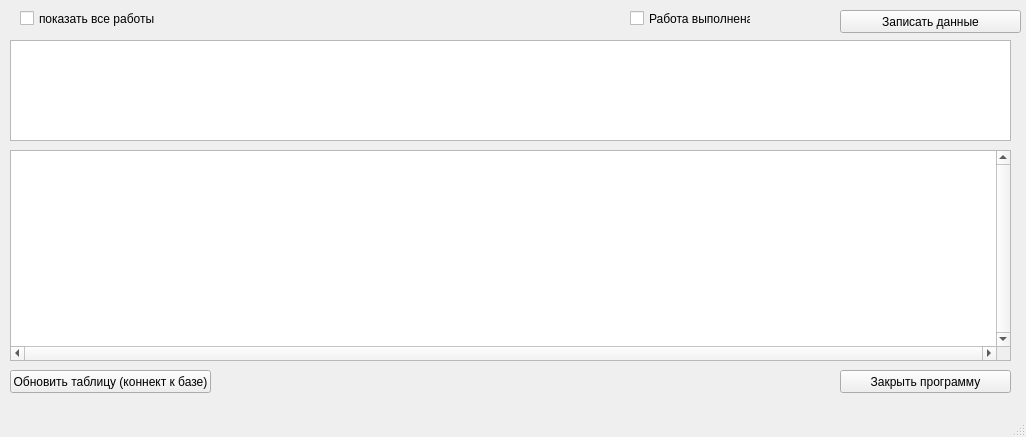
Old version of the form solutions/pyqt5.ui in the repository petro-ew/test1.
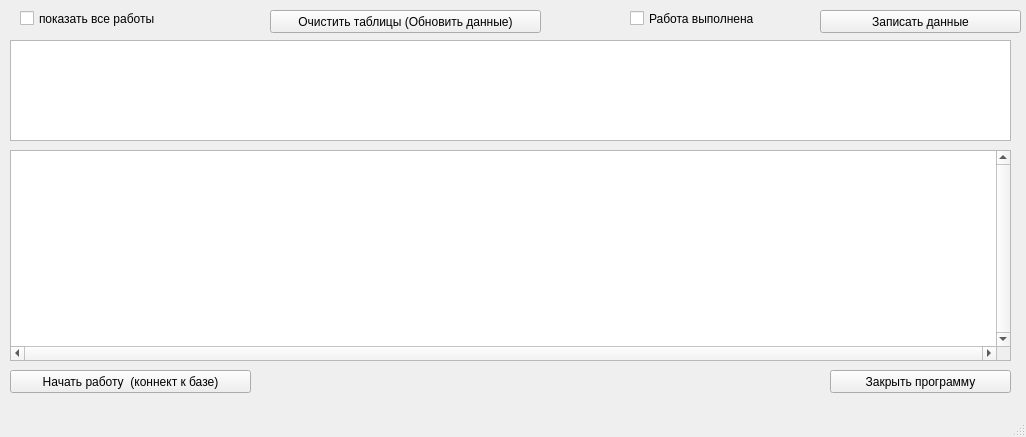
New version of the form.

Commit message: comment newsdfsdf

Patch:
```diff
--- a/solutions/pyqt5.ui
+++ b/solutions/pyqt5.ui
@@ -41,7 +41,7 @@
      <rect>
       <x>20</x>
       <y>10</y>
-      <width>141</width>
+      <width>171</width>
       <height>17</height>
      </rect>
     </property>
@@ -54,20 +54,20 @@
      <rect>
       <x>10</x>
       <y>370</y>
-      <width>201</width>
+      <width>241</width>
       <height>23</height>
      </rect>
     </property>
     <property name="text">
-     <string>Обновить таблицу (коннект к базе)</string>
+     <string>Начать работу  (коннект к базе)</string>
     </property>
    </widget>
    <widget class="QPushButton" name="pushButton_exit">
     <property name="geometry">
      <rect>
-      <x>840</x>
+      <x>830</x>
       <y>370</y>
-      <width>171</width>
+      <width>181</width>
       <height>23</height>
      </rect>
     </property>
@@ -78,9 +78,9 @@
    <widget class="QPushButton" name="pushButton_update">
     <property name="geometry">
      <rect>
-      <x>840</x>
+      <x>820</x>
       <y>10</y>
-      <width>181</width>
+      <width>201</width>
       <height>23</height>
      </rect>
     </property>
@@ -93,7 +93,7 @@
      <rect>
       <x>630</x>
       <y>10</y>
-      <width>121</width>
+      <width>141</width>
       <height>17</height>
      </rect>
     </property>
@@ -111,6 +111,19 @@
      </rect>
     </property>
    </widget>
+   <widget class="QPushButton" name="pushButton_clear">
+    <property name="geometry">
+     <rect>
+      <x>270</x>
+      <y>10</y>
+      <width>271</width>
+      <height>23</height>
+     </rect>
+    </property>
+    <property name="text">
+     <string>Очистить таблицы (Обновить данные)</string>
+    </property>
+   </widget>
   </widget>
   <widget class="QMenuBar" name="menubar">
    <property name="geometry">
```
The commit also changes 1 other file.
